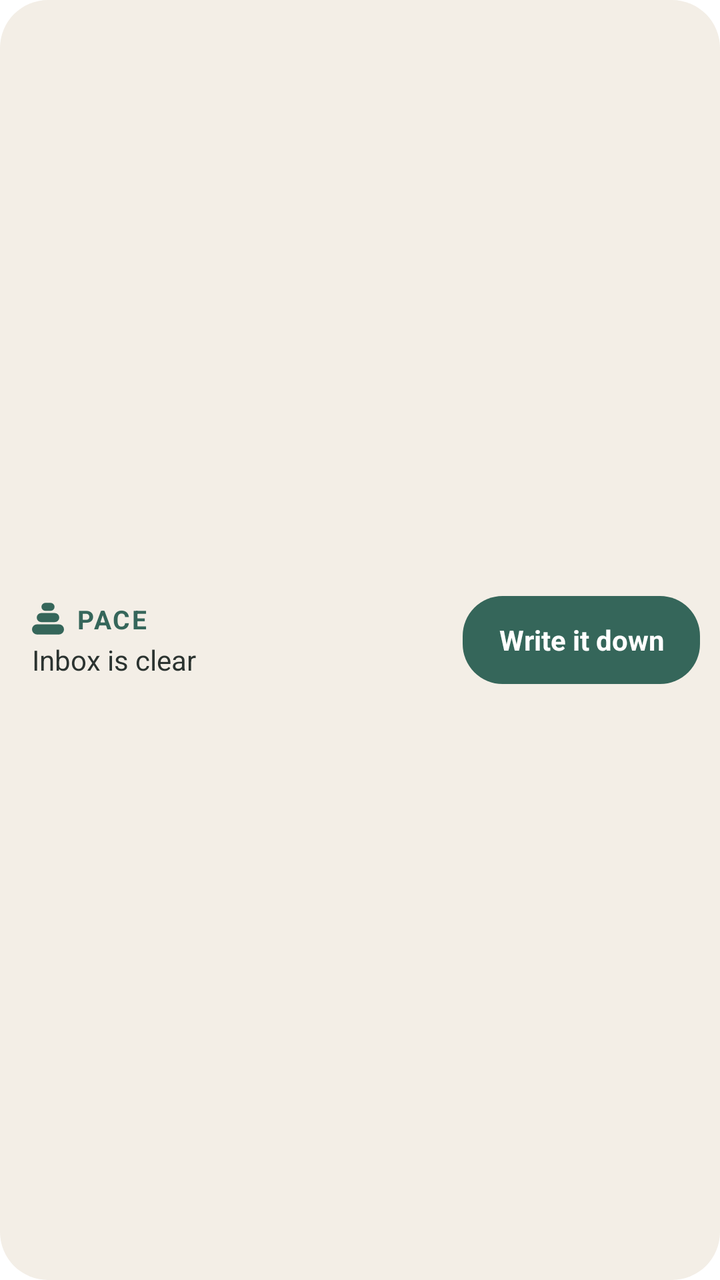
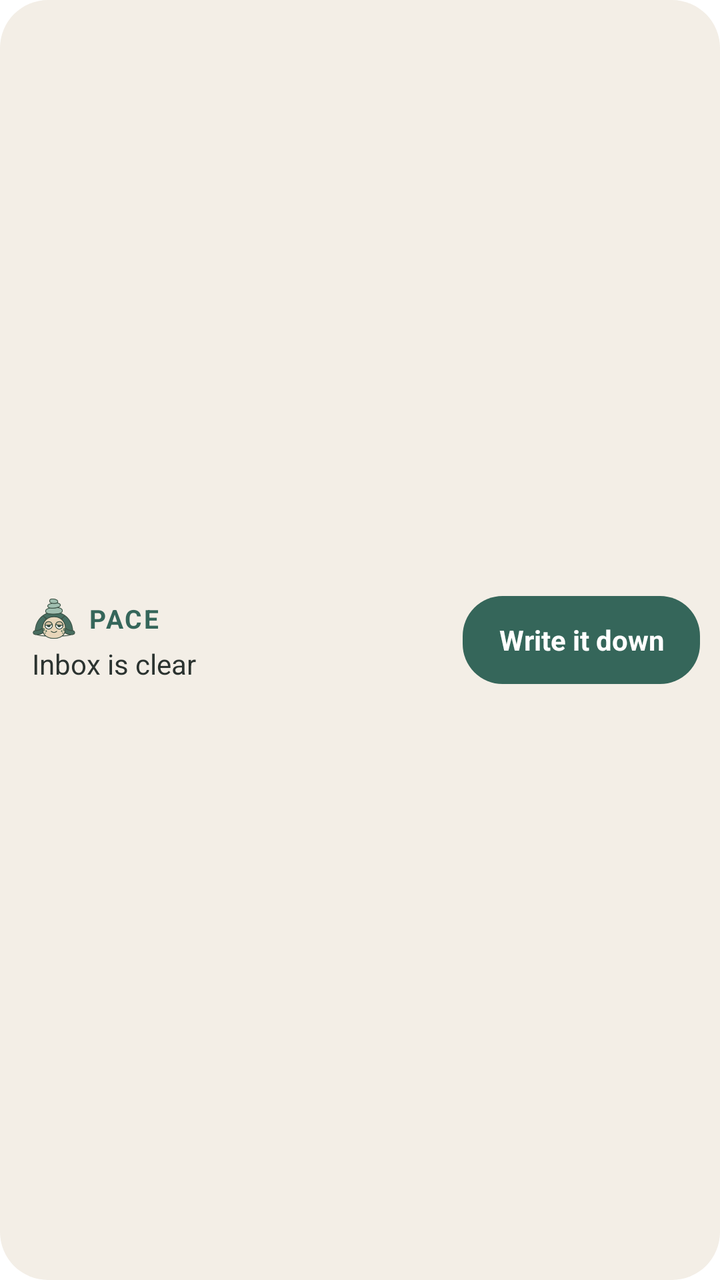

An Android layout rendered at two revisions. The XML below is the earlier revision; the diff shows what the commit changed to produce the second picture.
<!-- AndroidManifest.xml: fallback theme Theme.MaterialComponents.DayNight.NoActionBar -->
<!-- res/layout/pace_widget.xml -->
<?xml version="1.0" encoding="utf-8"?>
<LinearLayout xmlns:android="http://schemas.android.com/apk/res/android"
    android:id="@+id/widget_root"
    android:layout_width="match_parent"
    android:layout_height="match_parent"
    android:background="@drawable/pace_widget_background"
    android:gravity="center_vertical"
    android:orientation="horizontal"
    android:paddingStart="16dp"
    android:paddingTop="10dp"
    android:paddingEnd="10dp"
    android:paddingBottom="10dp">

    <LinearLayout
        android:layout_width="0dp"
        android:layout_height="wrap_content"
        android:layout_weight="1"
        android:orientation="vertical">

        <LinearLayout
            android:layout_width="wrap_content"
            android:layout_height="wrap_content"
            android:gravity="center_vertical"
            android:orientation="horizontal">

            <ImageView
                android:layout_width="16dp"
                android:layout_height="16dp"
                android:layout_marginEnd="6dp"
                android:importantForAccessibility="no"
                android:src="@drawable/widget_cairn" />

            <TextView
                android:layout_width="wrap_content"
                android:layout_height="wrap_content"
                android:letterSpacing="0.08"
                android:text="@string/widget_title"
                android:textColor="@color/pace_widget_accent"
                android:textSize="13sp"
                android:textStyle="bold" />
        </LinearLayout>

        <TextView
            android:id="@+id/widget_count"
            android:layout_width="wrap_content"
            android:layout_height="wrap_content"
            android:text="@string/widget_inbox_clear"
            android:layout_marginTop="2dp"
            android:textColor="@color/pace_widget_text"
            android:textSize="14sp" />
    </LinearLayout>

    <TextView
        android:id="@+id/widget_capture"
        android:layout_width="wrap_content"
        android:layout_height="44dp"
        android:background="@drawable/pace_widget_button"
        android:contentDescription="@string/widget_capture_description"
        android:gravity="center"
        android:paddingStart="18dp"
        android:paddingEnd="18dp"
        android:text="@string/widget_capture"
        android:textColor="@color/pace_widget_on_accent"
        android:textSize="14sp"
        android:textStyle="bold" />
</LinearLayout>
<!-- resources referenced by this layout -->
<resources>
  <color name="pace_widget_accent">#35665A</color>
  <color name="pace_widget_on_accent">#FFFFFF</color>
  <color name="pace_widget_text">#2B3330</color>
  <!-- drawable pace_widget_background (drawable) -->
  <?xml version="1.0" encoding="utf-8"?>
  <shape xmlns:android="http://schemas.android.com/apk/res/android">
      <solid android:color="@color/pace_widget_surface" />
      <corners android:radius="24dp" />
  </shape>
  <!-- drawable pace_widget_button (drawable) -->
  <?xml version="1.0" encoding="utf-8"?>
  <shape xmlns:android="http://schemas.android.com/apk/res/android">
      <solid android:color="@color/pace_widget_accent" />
      <corners android:radius="20dp" />
  </shape>
  <!-- drawable widget_cairn (drawable) -->
  <?xml version="1.0" encoding="utf-8"?>
  <vector xmlns:android="http://schemas.android.com/apk/res/android"
      android:width="18dp"
      android:height="18dp"
      android:viewportWidth="176"
      android:viewportHeight="176">
      <path
          android:fillColor="@color/pace_widget_accent"
          android:pathData="M74,1 H102 A22,22 0 0 1 102,45 H74 A22,22 0 0 1 74,1 Z M51,57 H125 A25,25 0 0 1 125,107 H51 A25,25 0 0 1 51,57 Z M28,119 H148 A28,28 0 0 1 148,175 H28 A28,28 0 0 1 28,119 Z" />
  </vector>
  <string name="widget_capture">Write it down</string>
  <string name="widget_capture_description">Write a thought down in the PACE inbox</string>
  <string name="widget_inbox_clear">Inbox is clear</string>
  <string name="widget_title">PACE</string>
  <color name="pace_widget_surface">#F3EEE6</color>
</resources>

<!-- the commit's change to res/layout/pace_widget.xml (unified diff, before → after) -->
@@ -24,11 +24,11 @@
             android:orientation="horizontal">
 
             <ImageView
-                android:layout_width="16dp"
-                android:layout_height="16dp"
+                android:layout_width="22dp"
+                android:layout_height="22dp"
                 android:layout_marginEnd="6dp"
                 android:importantForAccessibility="no"
-                android:src="@drawable/widget_cairn" />
+                android:src="@drawable/widget_tuck" />
 
             <TextView
                 android:layout_width="wrap_content"
<!-- resource entries referenced after the edit -->
@@ -15,17 +15,7 @@
       <solid android:color="@color/pace_widget_accent" />
       <corners android:radius="20dp" />
   </shape>
-  <!-- drawable widget_cairn (drawable) -->
-  <?xml version="1.0" encoding="utf-8"?>
-  <vector xmlns:android="http://schemas.android.com/apk/res/android"
-      android:width="18dp"
-      android:height="18dp"
-      android:viewportWidth="176"
-      android:viewportHeight="176">
-      <path
-          android:fillColor="@color/pace_widget_accent"
-          android:pathData="M74,1 H102 A22,22 0 0 1 102,45 H74 A22,22 0 0 1 74,1 Z M51,57 H125 A25,25 0 0 1 125,107 H51 A25,25 0 0 1 51,57 Z M28,119 H148 A28,28 0 0 1 148,175 H28 A28,28 0 0 1 28,119 Z" />
-  </vector>
+  <!-- drawable widget_tuck: png bitmap (drawable-hdpi, 6295 bytes) -->
   <string name="widget_capture">Write it down</string>
   <string name="widget_capture_description">Write a thought down in the PACE inbox</string>
   <string name="widget_inbox_clear">Inbox is clear</string>
